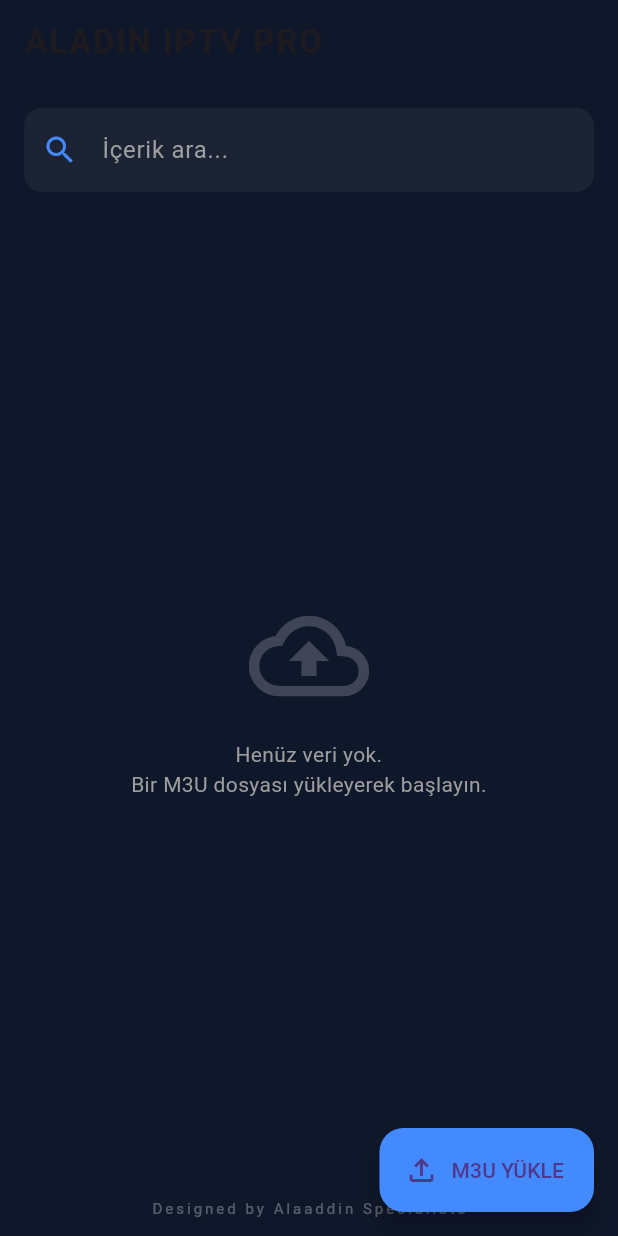
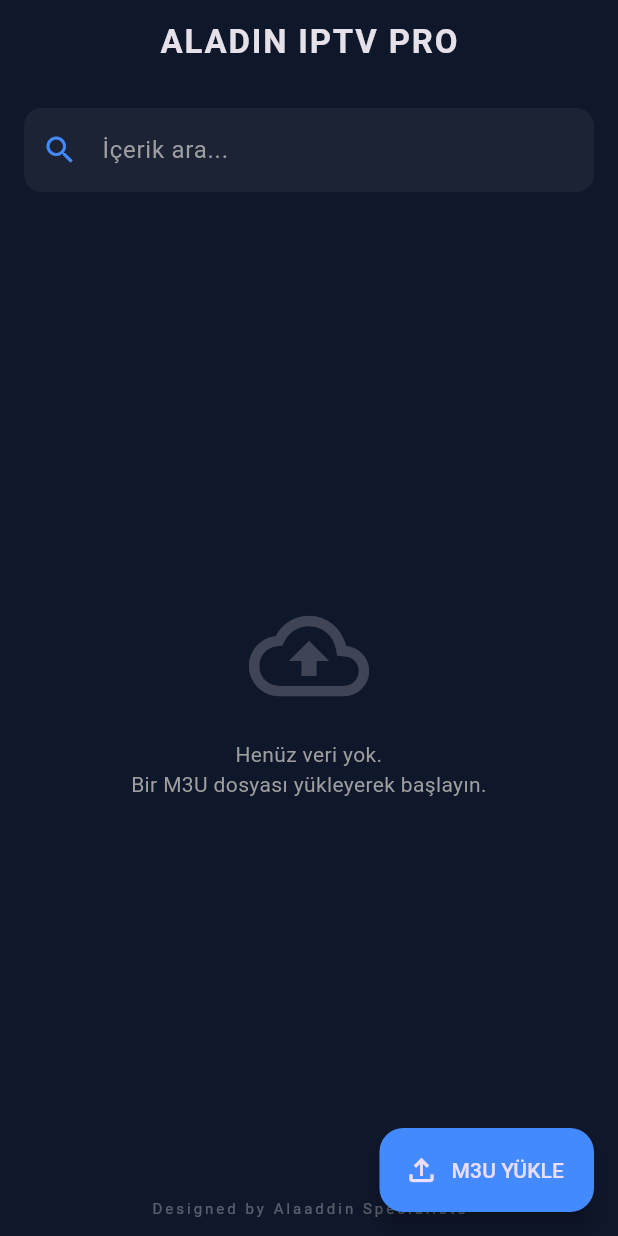
Before and after one commit to tezalaaddin/aladin-m3u-parser-pro, a Flutter app: the screen it shows after launch, on a phone screen of 412 x 824 dp. Run offline on Flutter 3.47's test engine with Material 3 defaults, Android fonts, the phone set to English and light mode, and no system bars; our stand-ins replace file_picker, share_plus; missing offline and left inert: excel; statements that could not run were skipped.

Commit message:
style: global dark theme and material 3 implementation

```diff
--- a/lib/main.dart
+++ b/lib/main.dart
@@ -1,4 +1,51 @@
 import 'package:flutter/material.dart';
+import 'package:flutter/services.dart';
 import 'views/aladin_home_view.dart';
 
-void main() => runApp(const MaterialApp(home: AladinHomeView(), debugShowCheckedModeBanner: false));
+void main() {
+  // Durum çubuğunu (StatusBar) şeffaf ve uygulama temasına uygun yapalım
+  WidgetsFlutterBinding.ensureInitialized();
+  SystemChrome.setSystemUIOverlayStyle(const SystemChromeOverlayStyle(
+    statusBarColor: Colors.transparent,
+    statusBarIconBrightness: Brightness.light,
+  ));
+
+  runApp(const AladinIPTVProApp());
+}
+
+class AladinIPTVProApp extends StatelessWidget {
+  const AladinIPTVProApp({super.key});
+
+  @override
+  Widget build(BuildContext context) {
+    return MaterialApp(
+      title: 'Aladin IPTV Pro',
+      debugShowCheckedModeBanner: false,
+
+      // Uygulama genelinde modern "Dark Mode" teması
+      theme: ThemeData(
+        useMaterial3: true,
+        brightness: Brightness.dark,
+        primarySwatch: Colors.blue,
+        scaffoldBackgroundColor: const Color(0xFF0F172A), // Home view ile aynı koyu ton
+
+        // Font tasarımı ve metin stilleri
+        fontFamily: 'Roboto', // Varsa özel fontun buraya yazabilirsin
+        appBarTheme: const AppBarTheme(
+          centerTitle: true,
+          backgroundColor: Color(0xFF0F172A),
+          elevation: 0,
+        ),
+
+        // Kart yapıları için genel stil
+        cardTheme: CardTheme(
+          color: Colors.white.withOpacity(0.05),
+          elevation: 0,
+          shape: RoundedRectangleBorder(borderRadius: BorderRadius.circular(16)),
+        ),
+      ),
+
+      home: const AladinHomeView(),
+    );
+  }
+}
```
